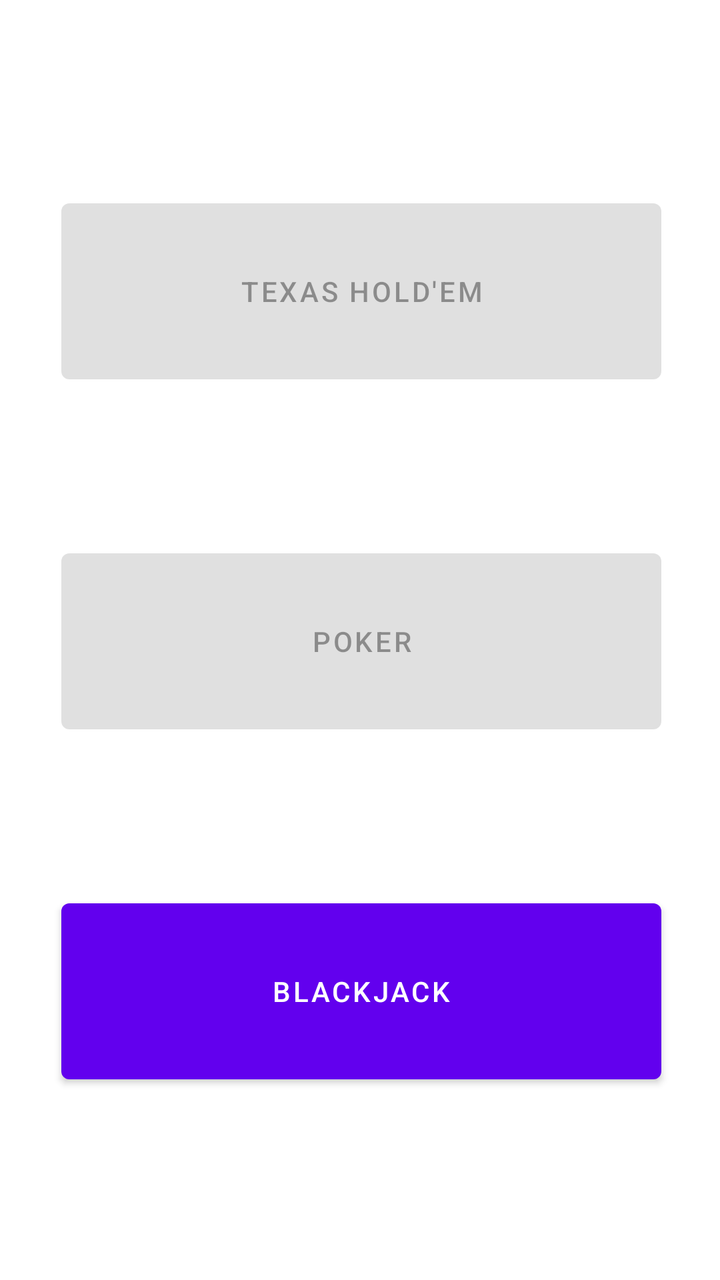
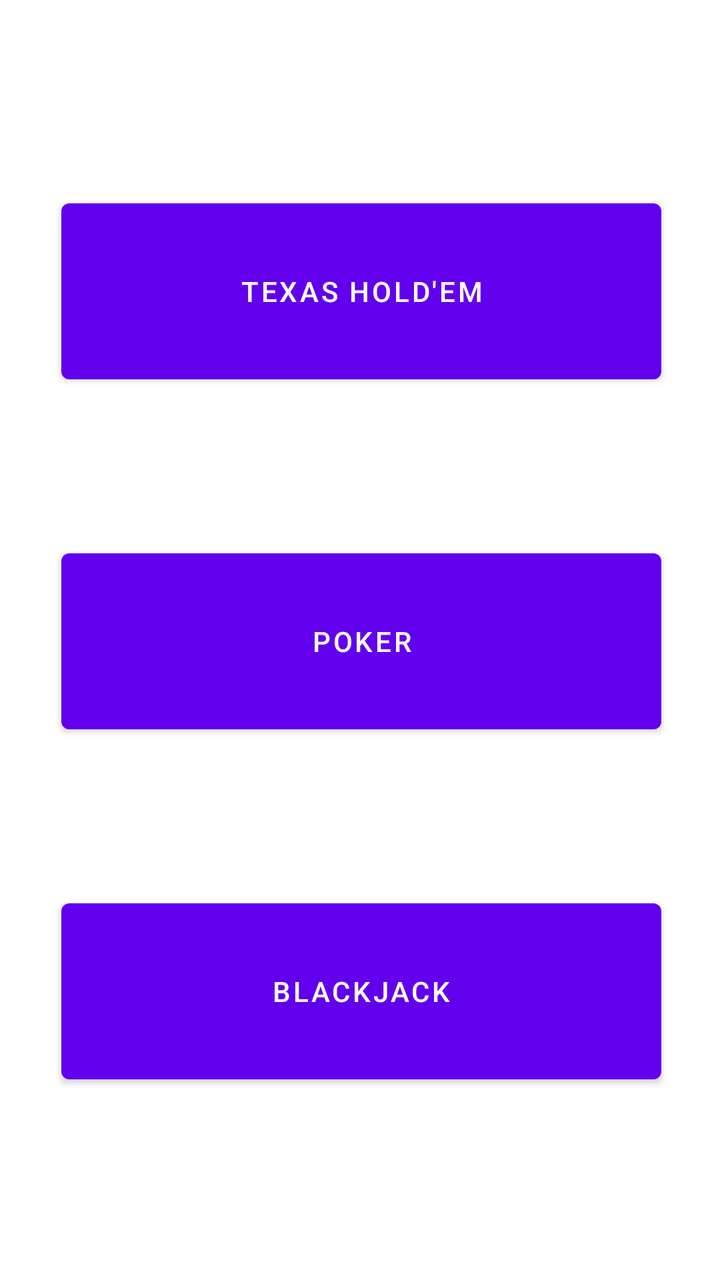

Compare the two renders of this Android layout. The source of the first and the diff that turns it into the second are given below.
<!-- AndroidManifest.xml: application theme Theme.GamblingBadger -->
<!-- res/layout/fragment_tips.xml -->
<?xml version="1.0" encoding="utf-8"?>
<androidx.constraintlayout.widget.ConstraintLayout xmlns:android="http://schemas.android.com/apk/res/android"
    xmlns:app="http://schemas.android.com/apk/res-auto"
    xmlns:tools="http://schemas.android.com/tools"
    android:layout_width="match_parent"
    android:layout_height="match_parent"
    tools:context=".tips.TipsFragment">

    <ScrollView
        android:layout_width="409dp"
        android:layout_height="599dp"
        android:layout_centerHorizontal="true"
        android:layout_centerVertical="true"
        app:layout_constraintBottom_toBottomOf="parent"
        app:layout_constraintEnd_toEndOf="parent"
        app:layout_constraintStart_toStartOf="parent"
        app:layout_constraintTop_toTopOf="parent">


        <androidx.constraintlayout.widget.ConstraintLayout
            android:layout_width="409dp"
            android:layout_height="729dp"
            app:layout_constraintBottom_toBottomOf="parent"
            app:layout_constraintEnd_toEndOf="parent"
            app:layout_constraintHorizontal_bias="0.5"
            app:layout_constraintStart_toStartOf="parent"
            app:layout_constraintTop_toTopOf="parent"
            app:layout_constraintVertical_bias="0.5"
            tools:layout_editor_absoluteX="1dp"
            tools:layout_editor_absoluteY="90dp">

            <Button
                android:id="@+id/button_HelpBlackjack"
                android:layout_width="300dp"
                android:layout_height="100dp"
                android:layout_marginTop="75dp"
                android:layout_marginBottom="75dp"
                android:text="@string/blackjack_title"
                app:layout_constraintBottom_toBottomOf="parent"
                app:layout_constraintEnd_toEndOf="parent"
                app:layout_constraintHorizontal_bias="0.5"
                app:layout_constraintStart_toStartOf="parent"
                app:layout_constraintTop_toBottomOf="@+id/button_HelpPoker" />

            <Button
                android:id="@+id/button_HelpPoker"
                android:layout_width="300dp"
                android:layout_height="100dp"
                android:layout_marginTop="75dp"
                android:enabled="false"
                android:text="@string/poker_title"
                app:layout_constraintBottom_toTopOf="@+id/button_HelpBlackjack"
                app:layout_constraintEnd_toEndOf="parent"
                app:layout_constraintHorizontal_bias="0.5"
                app:layout_constraintStart_toStartOf="parent"
                app:layout_constraintTop_toBottomOf="@+id/button_HelpTXHoldEm" />

            <Button
                android:id="@+id/button_HelpTXHoldEm"
                android:layout_width="300dp"
                android:layout_height="100dp"
                android:layout_marginTop="75dp"
                android:enabled="false"
                android:text="@string/texasHoldem_title"
                app:layout_constraintBottom_toTopOf="@+id/button_HelpPoker"
                app:layout_constraintEnd_toEndOf="parent"
                app:layout_constraintHorizontal_bias="0.5"
                app:layout_constraintStart_toStartOf="parent"
                app:layout_constraintTop_toTopOf="parent" />

        </androidx.constraintlayout.widget.ConstraintLayout>
    </ScrollView>

</androidx.constraintlayout.widget.ConstraintLayout>
<!-- resources referenced by this layout -->
<resources>
  <string name="blackjack_title">Blackjack</string>
  <string name="poker_title">Poker</string>
  <string name="texasHoldem_title">Texas Hold\'em</string>
  <style name="Theme.GamblingBadger" parent="Theme.MaterialComponents.DayNight.DarkActionBar">
          
          <item name="colorPrimary">@color/purple_500</item>
          <item name="colorPrimaryVariant">@color/purple_700</item>
          <item name="colorOnPrimary">@color/white</item>
          
          <item name="colorSecondary">@color/teal_200</item>
          <item name="colorSecondaryVariant">@color/teal_700</item>
          <item name="colorOnSecondary">@color/black</item>
          
          <item name="android:statusBarColor" tools:targetApi="l">?attr/colorPrimaryVariant</item>
          
      </style>
  <color name="purple_500">#FF6200EE</color>
  <color name="purple_700">#FF3700B3</color>
  <color name="white">#FFFFFFFF</color>
  <color name="teal_200">#FF03DAC5</color>
  <color name="teal_700">#FF018786</color>
  <color name="black">#FF000000</color>
</resources>

<!-- the commit's change to res/layout/fragment_tips.xml (unified diff, before → after) -->
@@ -47,7 +47,7 @@
                 android:layout_width="300dp"
                 android:layout_height="100dp"
                 android:layout_marginTop="75dp"
-                android:enabled="false"
+                android:enabled="true"
                 android:text="@string/poker_title"
                 app:layout_constraintBottom_toTopOf="@+id/button_HelpBlackjack"
                 app:layout_constraintEnd_toEndOf="parent"
@@ -60,7 +60,7 @@
                 android:layout_width="300dp"
                 android:layout_height="100dp"
                 android:layout_marginTop="75dp"
-                android:enabled="false"
+                android:enabled="true"
                 android:text="@string/texasHoldem_title"
                 app:layout_constraintBottom_toTopOf="@+id/button_HelpPoker"
                 app:layout_constraintEnd_toEndOf="parent"
